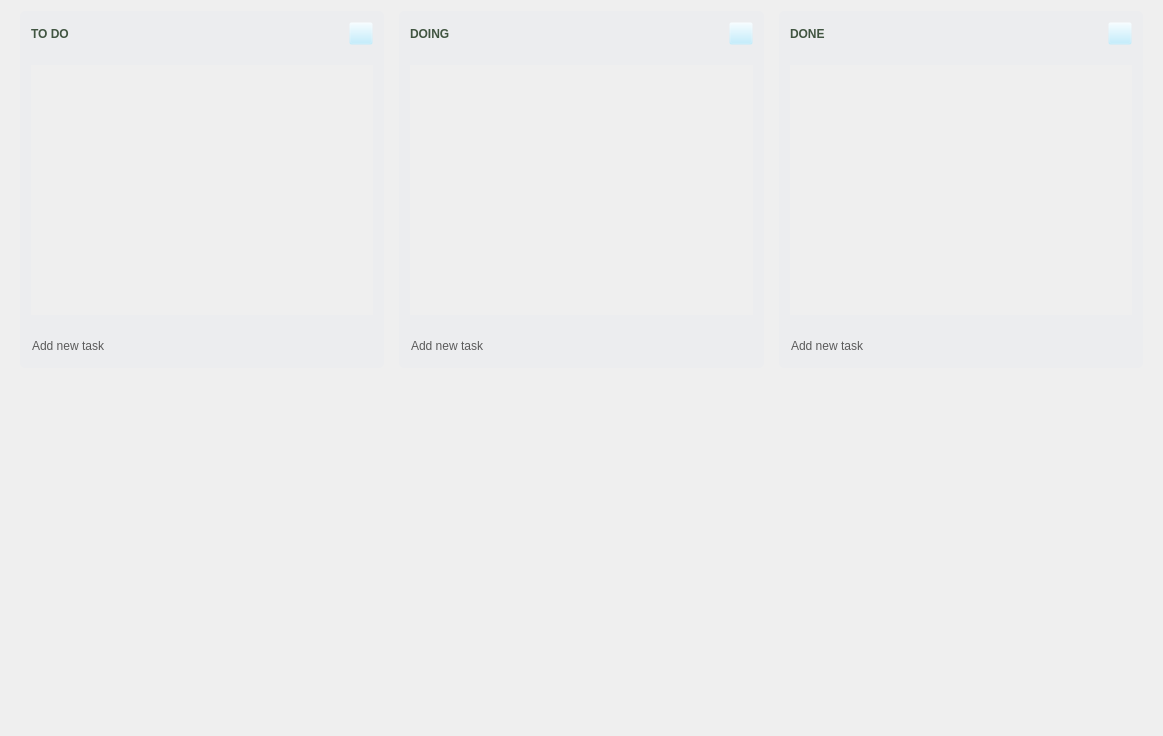
Above: projectmanagement.ui from Masha58/KeyPlan before the change. Below: the same form after it.
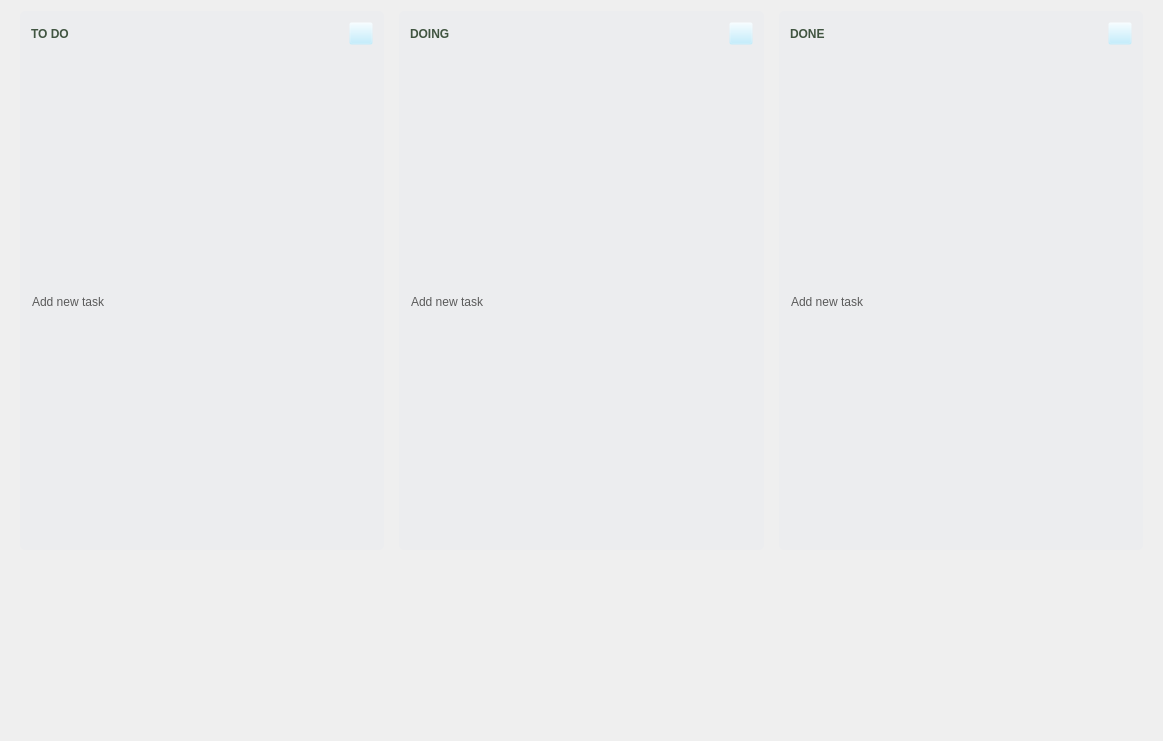
That is the form after the change. Icons and pictures are not drawn.

Patch:
```diff
--- a/projectmanagement.ui
+++ b/projectmanagement.ui
@@ -7,7 +7,7 @@
     <x>0</x>
     <y>0</y>
     <width>1163</width>
-    <height>736</height>
+    <height>741</height>
    </rect>
   </property>
   <property name="windowTitle">
@@ -66,11 +66,11 @@
     <number>20</number>
    </property>
    <item>
-    <layout class="QVBoxLayout" name="vl_todo">
+    <layout class="QVBoxLayout" name="vl_todo" stretch="3,1">
      <item>
       <widget class="QFrame" name="fr_todo">
        <property name="sizePolicy">
-        <sizepolicy hsizetype="Preferred" vsizetype="MinimumExpanding">
+        <sizepolicy hsizetype="Preferred" vsizetype="Expanding">
          <horstretch>0</horstretch>
          <verstretch>0</verstretch>
         </sizepolicy>
@@ -116,42 +116,7 @@
          </layout>
         </item>
         <item>
-         <widget class="QScrollArea" name="sa_todo">
-          <property name="sizePolicy">
-           <sizepolicy hsizetype="MinimumExpanding" vsizetype="Expanding">
-            <horstretch>0</horstretch>
-            <verstretch>0</verstretch>
-           </sizepolicy>
-          </property>
-          <property name="acceptDrops">
-           <bool>true</bool>
-          </property>
-          <property name="styleSheet">
-           <string notr="true">QScrollArea
-{
-border:none;
-background:rgba(0,0,0,0);
-}</string>
-          </property>
-          <property name="widgetResizable">
-           <bool>true</bool>
-          </property>
-          <widget class="QWidget" name="sa_la_todo">
-           <property name="geometry">
-            <rect>
-             <x>0</x>
-             <y>0</y>
-             <width>344</width>
-             <height>242</height>
-            </rect>
-           </property>
-           <layout class="QVBoxLayout" name="verticalLayout_15">
-            <item>
-             <layout class="QVBoxLayout" name="vl_todo_projet"/>
-            </item>
-           </layout>
-          </widget>
-         </widget>
+         <layout class="QVBoxLayout" name="vl_area_todo"/>
         </item>
         <item>
          <widget class="QPushButton" name="b_newtask_to_do">
@@ -189,10 +154,13 @@
       </widget>
      </item>
      <item>
-      <spacer name="verticalSpacer">
+      <spacer name="verticalSpacer_4">
        <property name="orientation">
         <enum>Qt::Vertical</enum>
        </property>
+       <property name="sizeType">
+        <enum>QSizePolicy::MinimumExpanding</enum>
+       </property>
        <property name="sizeHint" stdset="0">
         <size>
          <width>20</width>
@@ -204,7 +172,7 @@
     </layout>
    </item>
    <item>
-    <layout class="QVBoxLayout" name="vl_doing">
+    <layout class="QVBoxLayout" name="vl_doing" stretch="3,1">
      <item>
       <widget class="QFrame" name="fr_doing">
        <property name="minimumSize">
@@ -222,7 +190,7 @@
        <property name="frameShadow">
         <enum>QFrame::Raised</enum>
        </property>
-       <layout class="QVBoxLayout" name="verticalLayout_9" stretch="0,0,0">
+       <layout class="QVBoxLayout" name="verticalLayout_9" stretch="0,1,0">
         <property name="spacing">
          <number>20</number>
         </property>
@@ -248,36 +216,7 @@
          </layout>
         </item>
         <item>
-         <widget class="QScrollArea" name="sa_doing">
-          <property name="acceptDrops">
-           <bool>true</bool>
-          </property>
-          <property name="styleSheet">
-           <string notr="true">QScrollArea
-{
-border:none;
-background:rgba(0,0,0,0);
-}</string>
-          </property>
-          <property name="widgetResizable">
-           <bool>true</bool>
-          </property>
-          <widget class="QWidget" name="scrollAreaWidgetContents_3">
-           <property name="geometry">
-            <rect>
-             <x>0</x>
-             <y>0</y>
-             <width>345</width>
-             <height>242</height>
-            </rect>
-           </property>
-           <layout class="QVBoxLayout" name="verticalLayout_16">
-            <item>
-             <layout class="QVBoxLayout" name="vl_doing_projet"/>
-            </item>
-           </layout>
-          </widget>
-         </widget>
+         <layout class="QVBoxLayout" name="vl_area_doing"/>
         </item>
         <item>
          <widget class="QPushButton" name="b_newtask_doing">
@@ -315,7 +254,7 @@
       </widget>
      </item>
      <item>
-      <spacer name="verticalSpacer_5">
+      <spacer name="verticalSpacer">
        <property name="orientation">
         <enum>Qt::Vertical</enum>
        </property>
@@ -330,7 +269,7 @@
     </layout>
    </item>
    <item>
-    <layout class="QVBoxLayout" name="vl_done">
+    <layout class="QVBoxLayout" name="vl_done" stretch="3,1">
      <item>
       <widget class="QFrame" name="fr_done">
        <property name="sizePolicy">
@@ -354,7 +293,7 @@
        <property name="frameShadow">
         <enum>QFrame::Raised</enum>
        </property>
-       <layout class="QVBoxLayout" name="verticalLayout_2" stretch="0,0,0">
+       <layout class="QVBoxLayout" name="verticalLayout_2" stretch="0,1,0">
         <property name="spacing">
          <number>20</number>
         </property>
@@ -380,36 +319,7 @@
          </layout>
         </item>
         <item>
-         <widget class="QScrollArea" name="sa_doing_2">
-          <property name="acceptDrops">
-           <bool>true</bool>
-          </property>
-          <property name="styleSheet">
-           <string notr="true">QScrollArea
-{
-border:none;
-background:rgba(0,0,0,0);
-}</string>
-          </property>
-          <property name="widgetResizable">
-           <bool>true</bool>
-          </property>
-          <widget class="QWidget" name="scrollAreaWidgetContents_4">
-           <property name="geometry">
-            <rect>
-             <x>0</x>
-             <y>0</y>
-             <width>344</width>
-             <height>242</height>
-            </rect>
-           </property>
-           <layout class="QVBoxLayout" name="verticalLayout_18">
-            <item>
-             <layout class="QVBoxLayout" name="vl_done_projet"/>
-            </item>
-           </layout>
-          </widget>
-         </widget>
+         <layout class="QVBoxLayout" name="vl_area_done"/>
         </item>
         <item>
          <widget class="QPushButton" name="b_newtask_done">
```
Left out of the diff: 2 changed lines with no effect on the pictures.
